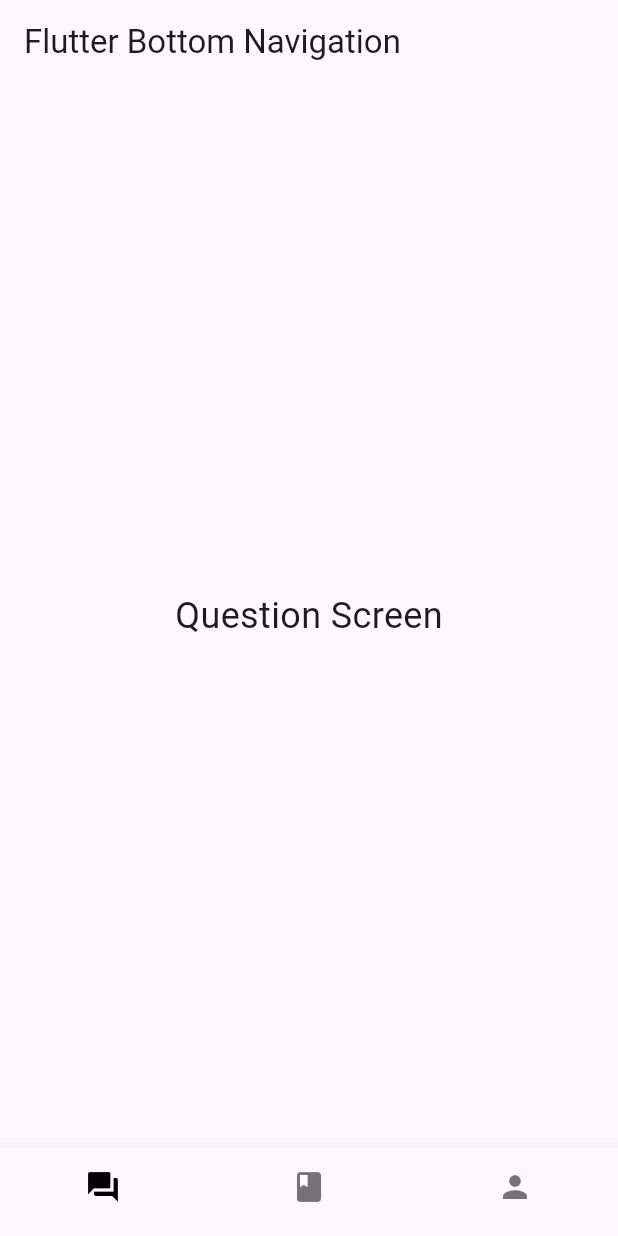
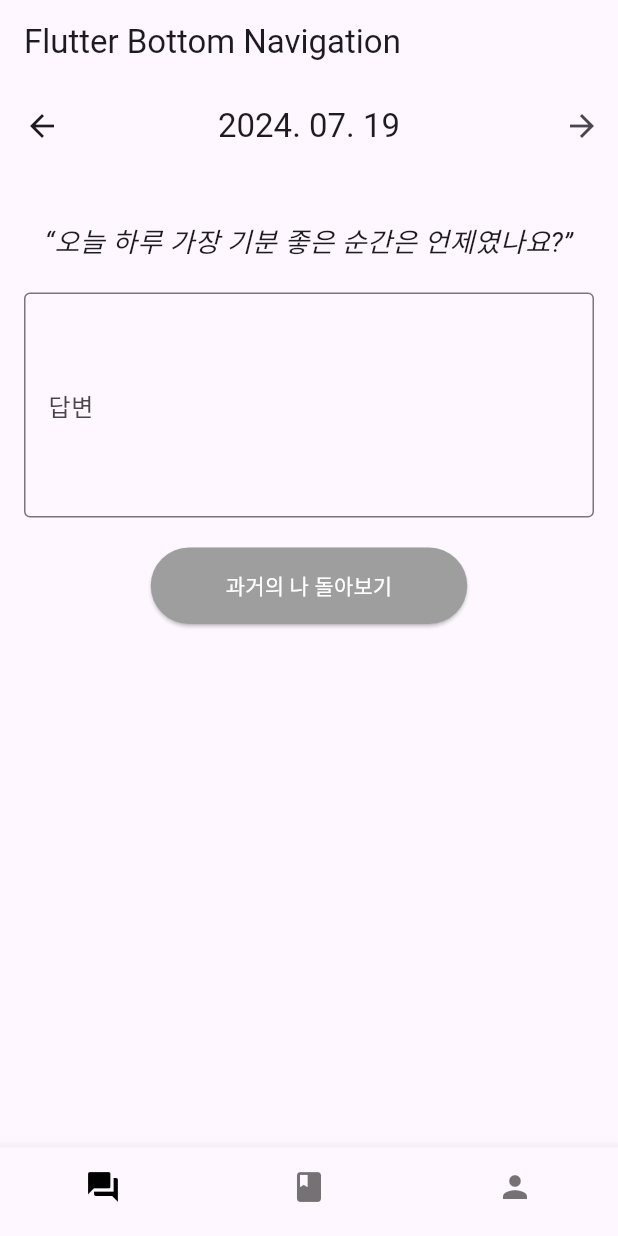
Before and after one commit to Dayoung331/madcamp_week4, a Flutter app: the screen it shows after launch, on a phone screen of 412 x 824 dp. Run offline on Flutter 3.47's test engine with Material 3 defaults, Android fonts, the phone set to English and light mode, and no system bars.

Commit message:
질문 탭

```diff
--- a/lib/main.dart
+++ b/lib/main.dart
@@ -11,10 +11,6 @@ class MyApp extends StatelessWidget {
   @override
   Widget build(BuildContext context) {
     return MaterialApp(
-      title: 'Flutter Bottom Navigation',
-      theme: ThemeData(
-        primarySwatch: Colors.blue,
-      ),
       home: MainScreen(),
     );
   }
--- a/lib/screens/question_screen.dart
+++ b/lib/screens/question_screen.dart
@@ -3,10 +3,66 @@ import 'package:flutter/material.dart';
 class QuestionScreen extends StatelessWidget {
   @override
   Widget build(BuildContext context) {
-    return Center(
-      child: Text(
-        'Question Screen',
-        style: TextStyle(fontSize: 24),
+    return Scaffold(
+      appBar: AppBar(
+        title: Text('2024. 07. 19'),
+        centerTitle: true,
+        leading: IconButton(
+          icon: Icon(Icons.arrow_back),
+          onPressed: () {
+            // 뒤로가기 액션을 추가하세요.
+            Navigator.pop(context);
+          },
+        ),
+        actions: [
+          IconButton(
+            icon: Icon(Icons.arrow_forward),
+            onPressed: () {
+              // 앞으로 가기 액션을 추가하세요.
+            },
+          ),
+        ],
+      ),
+      body: Padding(
+        padding: const EdgeInsets.all(16.0),
+        child: Column(
+          crossAxisAlignment: CrossAxisAlignment.center,
+          children: [
+            SizedBox(height: 20),
+            Text(
+              '“오늘 하루 가장 기분 좋은 순간은 언제였나요?”',
+              textAlign: TextAlign.center,
+              style: TextStyle(
+                fontSize: 18,
+                fontStyle: FontStyle.italic,
+              ),
+            ),
+            SizedBox(height: 20),
+            Container(
+              height: 150,
+              child: TextField(
+                maxLines: null,
+                expands: true,
+                decoration: InputDecoration(
+                  border: OutlineInputBorder(),
+                  hintText: '답변',
+                ),
+              ),
+            ),
+            SizedBox(height: 20),
+            ElevatedButton(
+              onPressed: () {
+                // 버튼 액션을 추가하세요.
+              },
+              style: ElevatedButton.styleFrom(
+                foregroundColor: Colors.white,
+                backgroundColor: Colors.grey, // 텍스트 색상
+                padding: EdgeInsets.symmetric(horizontal: 50, vertical: 15),
+              ),
+              child: Text('과거의 나 돌아보기'),
+            ),
+          ],
+        ),
       ),
     );
   }
```
